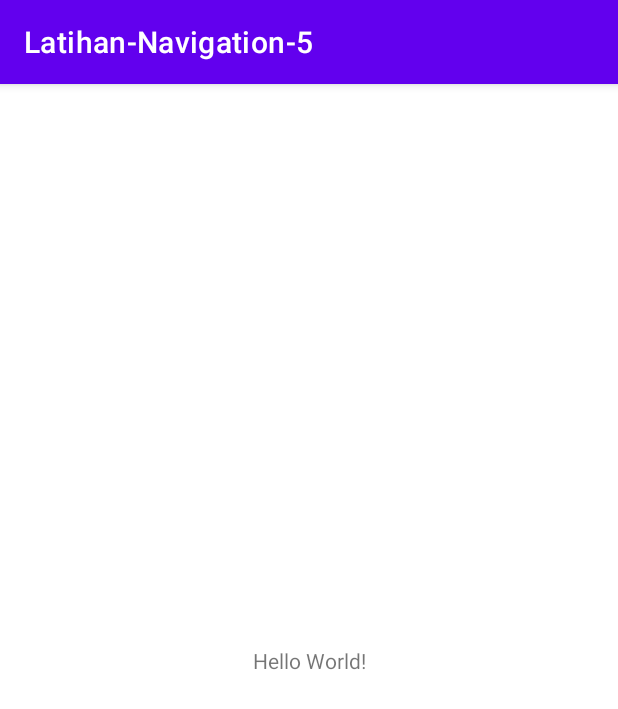
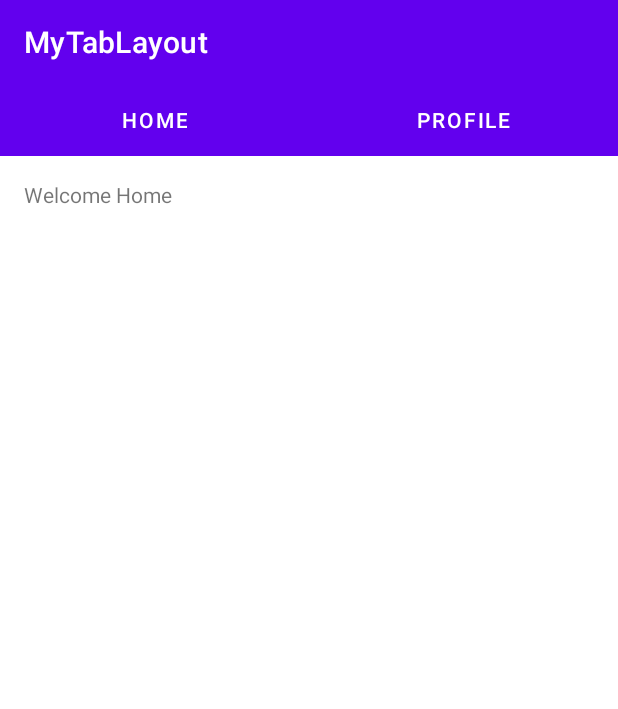
Before and after one commit to ubeann/Latihan-Navigation-5, an Android app: the screen it shows after launch (MainActivity), on a phone screen of 412 x 824 dp. Shown: the top 709 px of the screen. Run offline under Robolectric (Android 15) with nearby library versions, the phone set to English and light mode, and no system bars.

Commit message:
Latihan Tab Layout dengan ViewPager2

```diff
--- a/app/build.gradle
+++ b/app/build.gradle
@@ -37,7 +37,10 @@ dependencies {
     implementation 'androidx.appcompat:appcompat:1.4.0'
     implementation 'com.google.android.material:material:1.4.0'
     implementation 'androidx.constraintlayout:constraintlayout:2.1.2'
-    testImplementation 'junit:junit:4.+'
+    implementation 'com.google.android.material:material:1.4.0'
+    implementation "androidx.viewpager2:viewpager2:1.0.0"
+    implementation 'androidx.legacy:legacy-support-v4:1.0.0'
+    testImplementation 'junit:junit:4.13.2'
     androidTestImplementation 'androidx.test.ext:junit:1.1.3'
     androidTestImplementation 'androidx.test.espresso:espresso-core:3.4.0'
 }
--- /dev/null
+++ b/app/src/main/java/com/dicoding/latihan_navigation_5/HomeFragment.kt
@@ -0,0 +1,17 @@
+package com.dicoding.latihan_navigation_5
+
+import android.os.Bundle
+import androidx.fragment.app.Fragment
+import android.view.LayoutInflater
+import android.view.View
+import android.view.ViewGroup
+
+class HomeFragment : Fragment() {
+    override fun onCreateView(
+        inflater: LayoutInflater, container: ViewGroup?,
+        savedInstanceState: Bundle?
+    ): View? {
+        // Inflate the layout for this fragment
+        return inflater.inflate(R.layout.fragment_home, container, false)
+    }
+}
--- a/app/src/main/java/com/dicoding/latihan_navigation_5/MainActivity.kt
+++ b/app/src/main/java/com/dicoding/latihan_navigation_5/MainActivity.kt
@@ -2,10 +2,32 @@ package com.dicoding.latihan_navigation_5
 
 import androidx.appcompat.app.AppCompatActivity
 import android.os.Bundle
+import androidx.annotation.StringRes
+import androidx.viewpager2.widget.ViewPager2
+import com.google.android.material.tabs.TabLayout
+import com.google.android.material.tabs.TabLayoutMediator
 
 class MainActivity : AppCompatActivity() {
     override fun onCreate(savedInstanceState: Bundle?) {
         super.onCreate(savedInstanceState)
         setContentView(R.layout.activity_main)
+
+        val sectionsPagerAdapter = SectionsPagerAdapter(this)
+        val viewPager: ViewPager2 = findViewById(R.id.view_pager)
+        viewPager.adapter = sectionsPagerAdapter
+        val tabs: TabLayout = findViewById(R.id.tabs)
+        TabLayoutMediator(tabs, viewPager) { tab, position ->
+            tab.text = resources.getString(TAB_TITLES[position])
+        }.attach()
+
+        supportActionBar?.elevation = 0f
+    }
+
+    companion object {
+        @StringRes
+        private val TAB_TITLES = intArrayOf(
+            R.string.tab_text_1,
+            R.string.tab_text_2
+        )
     }
 }
--- /dev/null
+++ b/app/src/main/java/com/dicoding/latihan_navigation_5/SectionsPagerAdapter.kt
@@ -0,0 +1,20 @@
+package com.dicoding.latihan_navigation_5
+
+import androidx.appcompat.app.AppCompatActivity
+import androidx.fragment.app.Fragment
+import androidx.viewpager2.adapter.FragmentStateAdapter
+
+class SectionsPagerAdapter(activity: AppCompatActivity) : FragmentStateAdapter(activity) {
+    override fun createFragment(position: Int): Fragment {
+        var fragment: Fragment? = null
+        when (position) {
+            0 -> fragment = HomeFragment()
+            1 -> fragment = ProfileFragment()
+        }
+        return fragment as Fragment
+    }
+
+    override fun getItemCount(): Int {
+        return 2
+    }
+}
--- a/app/src/main/res/layout/activity_main.xml
+++ b/app/src/main/res/layout/activity_main.xml
@@ -1,18 +1,22 @@
 <?xml version="1.0" encoding="utf-8"?>
-<androidx.constraintlayout.widget.ConstraintLayout xmlns:android="http://schemas.android.com/apk/res/android"
+<LinearLayout xmlns:android="http://schemas.android.com/apk/res/android"
     xmlns:app="http://schemas.android.com/apk/res-auto"
     xmlns:tools="http://schemas.android.com/tools"
     android:layout_width="match_parent"
     android:layout_height="match_parent"
+    android:orientation="vertical"
     tools:context=".MainActivity">
 
-    <TextView
-        android:layout_width="wrap_content"
+    <com.google.android.material.tabs.TabLayout
+        android:id="@+id/tabs"
+        android:layout_width="match_parent"
         android:layout_height="wrap_content"
-        android:text="Hello World!"
-        app:layout_constraintBottom_toBottomOf="parent"
-        app:layout_constraintLeft_toLeftOf="parent"
-        app:layout_constraintRight_toRightOf="parent"
-        app:layout_constraintTop_toTopOf="parent" />
+        android:background="?attr/colorPrimary"
+        app:tabTextColor="@android:color/white"/>
 
-</androidx.constraintlayout.widget.ConstraintLayout>
+    <androidx.viewpager2.widget.ViewPager2
+        android:id="@+id/view_pager"
+        android:layout_width="match_parent"
+        android:layout_height="match_parent" />
+
+</LinearLayout>
--- /dev/null
+++ b/app/src/main/res/layout/fragment_home.xml
@@ -0,0 +1,16 @@
+<?xml version="1.0" encoding="utf-8"?>
+<FrameLayout xmlns:android="http://schemas.android.com/apk/res/android"
+    xmlns:tools="http://schemas.android.com/tools"
+    android:layout_width="match_parent"
+    android:layout_height="match_parent"
+    tools:context=".HomeFragment">
+
+    <TextView
+        android:id="@+id/section_label"
+        android:layout_width="wrap_content"
+        android:layout_height="wrap_content"
+        android:layout_marginStart="16dp"
+        android:layout_marginTop="16dp"
+        android:text="@string/content_tab_home" />
+
+</FrameLayout>
--- a/app/src/main/res/values/strings.xml
+++ b/app/src/main/res/values/strings.xml
@@ -1,3 +1,9 @@
 <resources>
-    <string name="app_name">Latihan-Navigation-5</string>
+    <string name="app_name">MyTabLayout</string>
+    <string name="tab_text_1">Home</string>
+    <string name="tab_text_2">Profile</string>
+    <string name="tab_text_3">Setting</string>
+    <string name="content_tab_home">Welcome Home</string>
+    <string name="content_tab_profile">Change your Profile here</string>
+    <string name="content_tab_text">This is Tab %1$d</string>
 </resources>
```
Also changed, not shown: app/src/main/java/com/dicoding/latihan_navigation_5/ProfileFragment.kt (added, +17 -0 lines), app/src/main/res/layout/fragment_profile.xml (added, +15 -0 lines).
